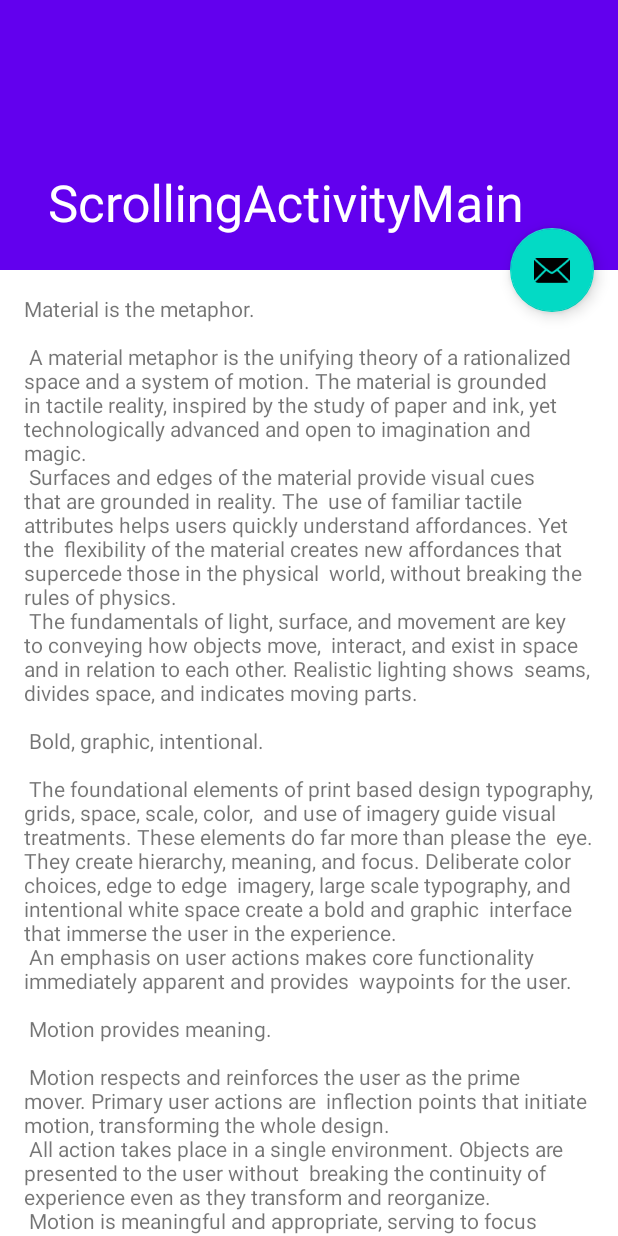
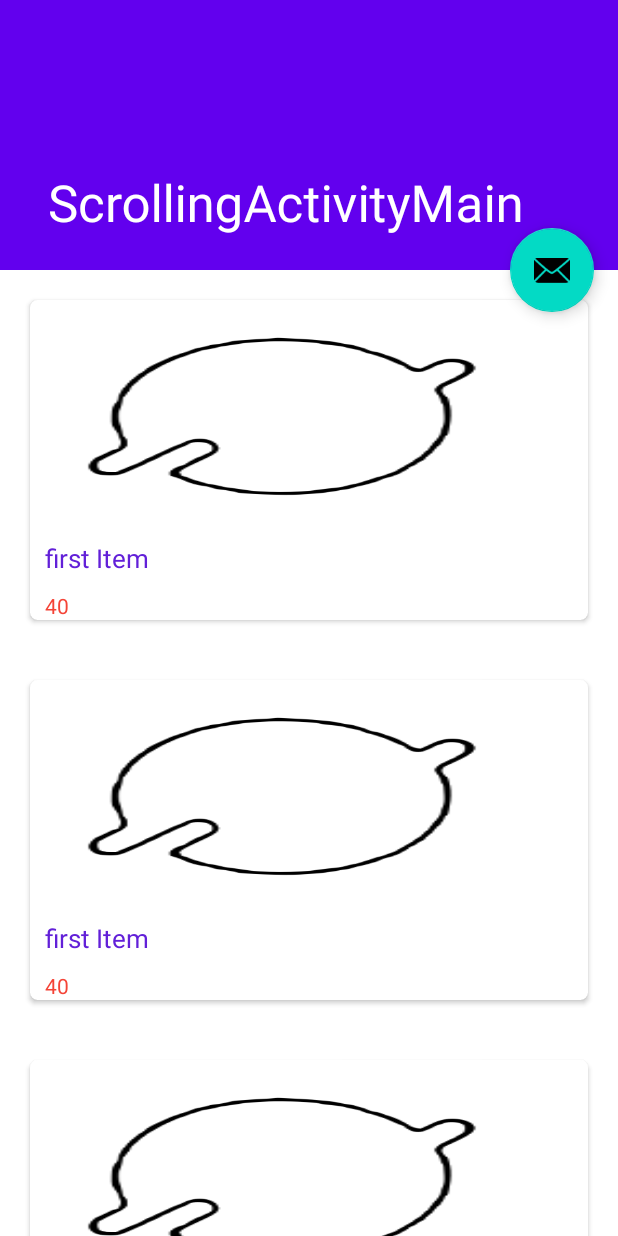
Before and after one commit to dullfarhan/SMD-Lab, an Android app: the ScrollingActivityMain screen opened directly, with no data from a screen before it, on a phone screen of 412 x 824 dp. Run offline under Robolectric (Android 15) with nearby library versions, the phone set to English and light mode, and no system bars; pictures from the network do not load.

Commit message:
Scrool Activity Sonsors

```diff
--- a/app/build.gradle
+++ b/app/build.gradle
@@ -47,4 +47,8 @@ dependencies {
     implementation "androidx.recyclerview:recyclerview-selection:1.1.0"
     implementation "androidx.cardview:cardview:1.0.0"
 
+//Glide Library
+    implementation 'com.github.bumptech.glide:glide:4.11.0'
+    annotationProcessor 'com.github.bumptech.glide:compiler:4.11.0'
+
 }
--- a/app/src/main/java/com/example/lab_work_smd_section_bscs_6c/cardView/ScrollingActivityMain.java
+++ b/app/src/main/java/com/example/lab_work_smd_section_bscs_6c/cardView/ScrollingActivityMain.java
@@ -5,14 +5,23 @@ import android.view.View;
 
 import androidx.appcompat.app.AppCompatActivity;
 import androidx.appcompat.widget.Toolbar;
+import androidx.recyclerview.widget.DefaultItemAnimator;
+import androidx.recyclerview.widget.LinearLayoutManager;
+import androidx.recyclerview.widget.RecyclerView;
 
+import com.example.lab_work_smd_section_bscs_6c.R;
 import com.example.lab_work_smd_section_bscs_6c.databinding.ActivityScrollingMainBinding;
 import com.google.android.material.appbar.CollapsingToolbarLayout;
 import com.google.android.material.floatingactionbutton.FloatingActionButton;
 import com.google.android.material.snackbar.Snackbar;
 
+import java.util.ArrayList;
+import java.util.List;
+
 public class ScrollingActivityMain extends AppCompatActivity {
-
+    public List<myModel> my_ModelList;
+    public myCardViewAdapter adapter;
+    public RecyclerView recyclerView;
     private ActivityScrollingMainBinding binding;
 
     @Override
@@ -35,5 +44,40 @@ public class ScrollingActivityMain extends AppCompatActivity {
                         .setAction("Action", null).show();
             }
         });
+        recyclerView= findViewById(R.id.my_cardrecyclerView);
+        my_ModelList= new ArrayList<>();
+        adapter= new myCardViewAdapter(this, my_ModelList);
+        RecyclerView.LayoutManager layoutManager=new LinearLayoutManager(this);
+        recyclerView.setLayoutManager(layoutManager);
+        recyclerView.setItemAnimator(new DefaultItemAnimator());
+        recyclerView.setAdapter(adapter);
+        Insert();
+    }
+    public void Insert(){
+        int []myImages=new int[]
+                {
+                        R.drawable.planetsvg,
+                        R.drawable.planetsvg,
+                        R.drawable.planetsvg,
+                        R.drawable.planetsvg,
+                        R.drawable.planetsvg,
+                        R.drawable.planetsvg,
+                        R.drawable.planetsvg,
+                        R.drawable.planetsvg,
+                        R.drawable.planetsvg,
+                        R.drawable.planetsvg,
+                        R.drawable.planetsvg,
+                };
+        myModel my_model = new myModel("first Item",40,myImages[0]);
+        my_ModelList.add(my_model);
+        my_ModelList.add(my_model);
+        my_ModelList.add(my_model);
+        my_ModelList.add(my_model);
+        my_ModelList.add(my_model);
+
+
+
+
+        adapter.notifyDataSetChanged();
     }
 }
--- /dev/null
+++ b/app/src/main/java/com/example/lab_work_smd_section_bscs_6c/cardView/myCardViewAdapter.java
@@ -0,0 +1,58 @@
+package com.example.lab_work_smd_section_bscs_6c.cardView;
+
+import android.content.Context;
+import android.view.LayoutInflater;
+import android.view.View;
+import android.view.ViewGroup;
+import android.widget.ImageView;
+import android.widget.TextView;
+
+import androidx.annotation.NonNull;
+import androidx.recyclerview.widget.RecyclerView;
+
+import com.bumptech.glide.Glide;
+import com.example.lab_work_smd_section_bscs_6c.R;
+
+import java.util.List;
+
+public class myCardViewAdapter extends RecyclerView.Adapter<myCardViewAdapter.ViewHoldere>{
+    Context context;
+    List<myModel> modelList;
+
+    public myCardViewAdapter(Context context, List<myModel> modelList) {
+        this.context = context;
+        this.modelList = modelList;
+    }
+
+    @NonNull
+    @Override
+    public ViewHoldere onCreateViewHolder(@NonNull ViewGroup parent, int viewType) {
+        View view= LayoutInflater.from(parent.getContext()).inflate(R.layout.my_card,parent,false);
+
+        return new ViewHoldere(view);
+    }
+
+    @Override
+    public void onBindViewHolder(@NonNull ViewHoldere holder, int position) {
+        myModel my_model= modelList.get(position);
+        holder.Name.setText(my_model.getName());
+        holder.totalDownload.setText(String.valueOf(my_model.getTotalDownlaods()));
+        Glide.with(context).load(my_model.getThumbnails()).into(holder.thumbnail);
+    }
+
+    @Override
+    public int getItemCount() {
+        return modelList.size();
+    }
+
+    public  class ViewHoldere extends RecyclerView.ViewHolder {
+        ImageView thumbnail;
+        TextView Name,totalDownload;
+        public ViewHoldere(@NonNull View itemView) {
+            super(itemView);
+            Name= itemView.findViewById(R.id.mycardtxt1);
+            totalDownload=itemView.findViewById(R.id.mycardtxt2);
+            thumbnail = itemView.findViewById(R.id.mycardimgeview);
+        }
+    }
+}
--- /dev/null
+++ b/app/src/main/java/com/example/lab_work_smd_section_bscs_6c/cardView/myModel.java
@@ -0,0 +1,36 @@
+package com.example.lab_work_smd_section_bscs_6c.cardView;
+
+public class myModel {
+    public String Name;
+    public int totalDownlaods,thumbnails;
+
+    public String getName() {
+        return Name;
+    }
+
+    public void setName(String name) {
+        Name = name;
+    }
+
+    public int getTotalDownlaods() {
+        return totalDownlaods;
+    }
+
+    public void setTotalDownlaods(int totalDownlaods) {
+        this.totalDownlaods = totalDownlaods;
+    }
+
+    public int getThumbnails() {
+        return thumbnails;
+    }
+
+    public void setThumbnails(int thumbnails) {
+        this.thumbnails = thumbnails;
+    }
+
+    public myModel(String name, int totalDownlaods, int thumbnails) {
+        Name = name;
+        this.totalDownlaods = totalDownlaods;
+        this.thumbnails = thumbnails;
+    }
+}
--- a/app/src/main/res/layout/content_scrolling.xml
+++ b/app/src/main/res/layout/content_scrolling.xml
@@ -8,10 +8,8 @@
     tools:context=".cardView.ScrollingActivityMain"
     tools:showIn="@layout/activity_scrolling_main">
 
-    <TextView
-        android:layout_width="wrap_content"
-        android:layout_height="wrap_content"
-        android:layout_margin="@dimen/text_margin"
-        android:text="@string/large_text" />
-
+    <androidx.recyclerview.widget.RecyclerView
+        android:id="@+id/my_cardrecyclerView"
+        android:layout_width="match_parent"
+        android:layout_height="match_parent" />
 </androidx.core.widget.NestedScrollView>
--- /dev/null
+++ b/app/src/main/res/layout/my_card.xml
@@ -0,0 +1,65 @@
+<?xml version="1.0" encoding="utf-8"?>
+<LinearLayout xmlns:android="http://schemas.android.com/apk/res/android"
+    xmlns:app="http://schemas.android.com/apk/res-auto"
+    xmlns:tools="http://schemas.android.com/tools"
+    android:layout_width="match_parent"
+    android:layout_height="wrap_content"
+    android:orientation="vertical">
+
+    <androidx.cardview.widget.CardView
+        android:layout_width="match_parent"
+        android:layout_height="match_parent"
+        android:layout_gravity="center"
+        android:layout_margin="20dp"
+        android:elevation="10dp"
+        app:cardCornerRadius="5dp"
+
+        >
+
+        <RelativeLayout
+            android:layout_width="match_parent"
+            android:layout_height="match_parent">
+
+            <ImageView
+                android:id="@+id/mycardimgeview"
+                android:layout_width="match_parent"
+                android:layout_height="150dp"
+                android:layout_alignParentStart="true"
+                android:layout_alignParentTop="true"
+
+
+                android:layout_alignParentEnd="true"
+                android:layout_marginStart="0dp"
+                android:layout_marginTop="0dp"
+                android:layout_marginEnd="0dp"
+                android:clickable="true"
+                android:contentDescription="@string/app_name"
+                android:scaleType="fitXY"
+                tools:ignore="ImageContrastCheck"
+                tools:srcCompat="@tools:sample/avatars" />
+
+            <TextView
+                android:id="@+id/mycardtxt1"
+                android:layout_width="match_parent"
+                android:layout_height="wrap_content"
+                android:layout_below="@id/mycardimgeview"
+                android:paddingLeft="10dp"
+                android:paddingTop="10dp"
+
+                android:paddingRight="10dp"
+                android:textColor="#6220D8"
+                android:textSize="17sp" />
+
+            <TextView
+                android:id="@+id/mycardtxt2"
+                android:layout_width="match_parent"
+                android:layout_height="wrap_content"
+                android:layout_below="@id/mycardtxt1"
+                android:paddingLeft="10dp"
+                android:paddingTop="10dp"
+                android:paddingRight="10dp"
+                android:textColor="#F44336"
+                android:textSize="14sp" />
+        </RelativeLayout>
+    </androidx.cardview.widget.CardView>
+</LinearLayout>
--- a/settings.gradle
+++ b/settings.gradle
@@ -2,6 +2,7 @@ pluginManagement {
     repositories {
         gradlePluginPortal()
         google()
+        jcenter()
         mavenCentral()
     }
 }
@@ -9,6 +10,7 @@ dependencyResolutionManagement {
     repositoriesMode.set(RepositoriesMode.FAIL_ON_PROJECT_REPOS)
     repositories {
         google()
+        jcenter()
         mavenCentral()
     }
 }
```
Also changed, not shown: app/src/main/AndroidManifest.xml (+9 -0 lines), app/src/main/java/com/example/lab_work_smd_section_bscs_6c/SensorExample/SensorExampleOne.java (added, +83 -0 lines), app/src/main/res/layout/activity_sensor_example_one.xml (added, +19 -0 lines).
